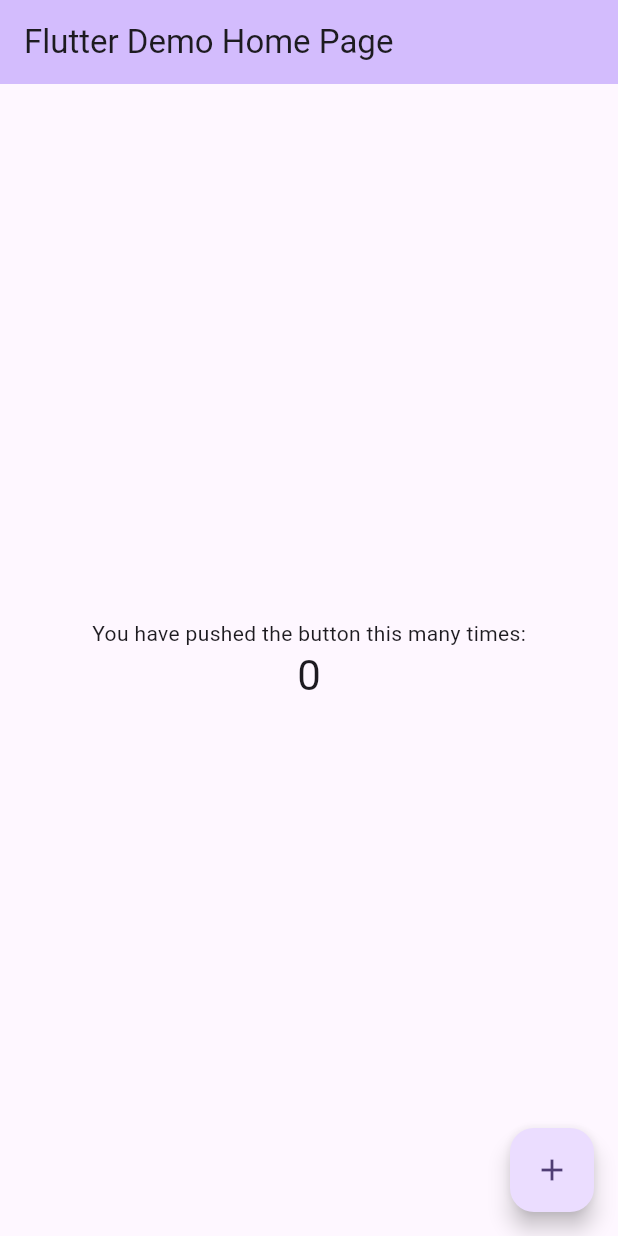
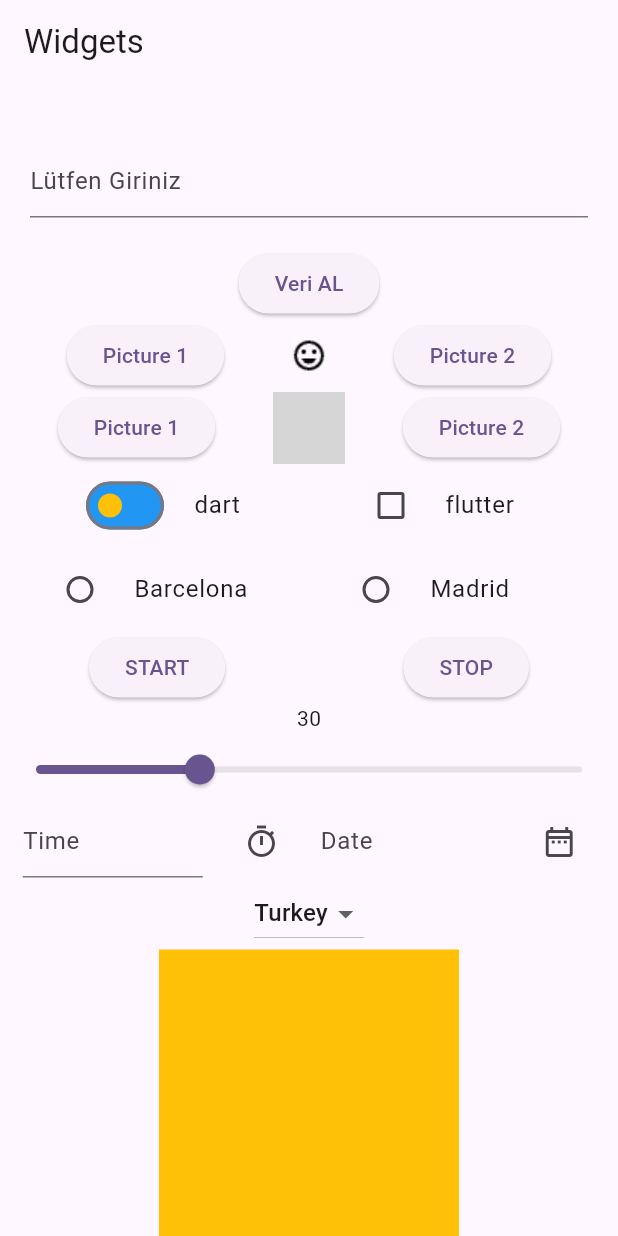
Before and after one commit to sefacr/using_widget, a Flutter app: the screen it shows after launch, on a phone screen of 412 x 824 dp. Run offline on Flutter 3.47's test engine with Material 3 defaults, Android fonts, the phone set to English and light mode, and no system bars; network calls fail; grey boxes are pictures that could not be loaded.

Commit message:
widgets working

```diff
--- a/lib/main.dart
+++ b/lib/main.dart
@@ -1,4 +1,5 @@
 import 'package:flutter/material.dart';
+import 'package:using_widget/mainScreen.dart';
 
 void main() {
   runApp(const MyApp());
@@ -7,119 +8,16 @@
 class MyApp extends StatelessWidget {
   const MyApp({super.key});
 
-  // This widget is the root of your application.
   @override
   Widget build(BuildContext context) {
     return MaterialApp(
       title: 'Flutter Demo',
+      debugShowCheckedModeBanner: false,
       theme: ThemeData(
-        // This is the theme of your application.
-        //
-        // TRY THIS: Try running your application with "flutter run". You'll see
-        // the application has a purple toolbar. Then, without quitting the app,
-        // try changing the seedColor in the colorScheme below to Colors.green
-        // and then invoke "hot reload" (save your changes or press the "hot
-        // reload" button in a Flutter-supported IDE, or press "r" if you used
-        // the command line to start the app).
-        //
-        // Notice that the counter didn't reset back to zero; the application
-        // state is not lost during the reload. To reset the state, use hot
-        // restart instead.
-        //
-        // This works for code too, not just values: Most code changes can be
-        // tested with just a hot reload.
         colorScheme: ColorScheme.fromSeed(seedColor: Colors.deepPurple),
         useMaterial3: true,
       ),
-      home: const MyHomePage(title: 'Flutter Demo Home Page'),
+      home: const MainScreen(),
     );
   }
 }
-
-class MyHomePage extends StatefulWidget {
-  const MyHomePage({super.key, required this.title});
-
-  // This widget is the home page of your application. It is stateful, meaning
-  // that it has a State object (defined below) that contains fields that affect
-  // how it looks.
-
-  // This class is the configuration for the state. It holds the values (in this
-  // case the title) provided by the parent (in this case the App widget) and
-  // used by the build method of the State. Fields in a Widget subclass are
-  // always marked "final".
-
-  final String title;
-
-  @override
-  State<MyHomePage> createState() => _MyHomePageState();
-}
-
-class _MyHomePageState extends State<MyHomePage> {
-  int _counter = 0;
-
-  void _incrementCounter() {
-    setState(() {
-      // This call to setState tells the Flutter framework that something has
-      // changed in this State, which causes it to rerun the build method below
-      // so that the display can reflect the updated values. If we changed
-      // _counter without calling setState(), then the build method would not be
-      // called again, and so nothing would appear to happen.
-      _counter++;
-    });
-  }
-
-  @override
-  Widget build(BuildContext context) {
-    // This method is rerun every time setState is called, for instance as done
-    // by the _incrementCounter method above.
-    //
-    // The Flutter framework has been optimized to make rerunning build methods
-    // fast, so that you can just rebuild anything that needs updating rather
-    // than having to individually change instances of widgets.
-    return Scaffold(
-      appBar: AppBar(
-        // TRY THIS: Try changing the color here to a specific color (to
-        // Colors.amber, perhaps?) and trigger a hot reload to see the AppBar
-        // change color while the other colors stay the same.
-        backgroundColor: Theme.of(context).colorScheme.inversePrimary,
-        // Here we take the value from the MyHomePage object that was created by
-        // the App.build method, and use it to set our appbar title.
-        title: Text(widget.title),
-      ),
-      body: Center(
-        // Center is a layout widget. It takes a single child and positions it
-        // in the middle of the parent.
-        child: Column(
-          // Column is also a layout widget. It takes a list of children and
-          // arranges them vertically. By default, it sizes itself to fit its
-          // children horizontally, and tries to be as tall as its parent.
-          //
-          // Column has various properties to control how it sizes itself and
-          // how it positions its children. Here we use mainAxisAlignment to
-          // center the children vertically; the main axis here is the vertical
-          // axis because Columns are vertical (the cross axis would be
-          // horizontal).
-          //
-          // TRY THIS: Invoke "debug painting" (choose the "Toggle Debug Paint"
-          // action in the IDE, or press "p" in the console), to see the
-          // wireframe for each widget.
-          mainAxisAlignment: MainAxisAlignment.center,
-          children: <Widget>[
-            const Text(
-              'You have pushed the button this many times:',
-            ),
-            Text(
-              '$_counter',
-              style: Theme.of(context).textTheme.headlineMedium,
-            ),
-          ],
-        ),
-      ),
-      floatingActionButton: FloatingActionButton(
-        onPressed: _incrementCounter,
-        tooltip: 'Increment',
-        child: const Icon(Icons.add),
-      ), // This trailing comma makes auto-formatting nicer for build methods.
-    );
-  }
-}
--- /dev/null
+++ b/lib/mainScreen.dart
@@ -0,0 +1,254 @@
+
+import 'package:flutter/material.dart';
+
+class MainScreen extends StatefulWidget {
+  const MainScreen({super.key});
+
+  @override
+  State<MainScreen> createState() => _MainScreenState();
+}
+
+class _MainScreenState extends State<MainScreen> {
+  var tfControl = TextEditingController();
+  String receivedData = "";
+  String pictureName = "happy.png";
+  String pictureName2 = "kofte.png";
+  bool switchControl = false;
+  bool checkboxControl = false;
+  int radioValue = 0;
+  bool progressControl = false;
+  double sliderCount = 30.0;
+  var tfTime = TextEditingController();
+  var tfDate = TextEditingController();
+  var allCountry = <String>[];
+  var selectedCountry = "Turkey";
+
+
+  @override
+  void initState() {
+    super.initState();
+    allCountry.add("Turkey");
+    allCountry.add("Japan");
+    allCountry.add("Italy");
+    allCountry.add("Spain");
+  }
+
+  @override
+  Widget build(BuildContext context) {
+    return Scaffold(
+      appBar: AppBar(title: const Text("Widgets"),),
+      body: SingleChildScrollView(
+        child: Center(child: Column(children: [
+          Text(receivedData),
+          Padding(
+            padding: const EdgeInsets.all(20.0),
+            child: TextField(
+              controller: tfControl,
+              decoration: const InputDecoration(hintText: "Lütfen Giriniz"),
+              keyboardType: TextInputType.number,
+              obscureText: true, // maskeleme için
+              ),
+          ),
+            ElevatedButton(onPressed: (){
+              setState(() {
+                receivedData = tfControl.text;
+              });
+            }, child: const Text("Veri AL")),
+
+
+
+            Row( mainAxisAlignment: MainAxisAlignment.spaceEvenly,
+              children: [
+                ElevatedButton(onPressed: (){
+                  setState(() {
+                    pictureName = "happy.png";
+                  });
+                }, child: const Text("Picture 1")),
+
+                Image.asset("pictures/$pictureName"),
+
+
+                ElevatedButton(onPressed: (){
+                  setState(() {
+                    pictureName = "unhappy.png";
+                  });
+                }, child: const Text("Picture 2")),
+              ],
+            ),
+
+            Row( mainAxisAlignment: MainAxisAlignment.spaceEvenly,
+              children: [
+                ElevatedButton(onPressed: (){
+                  setState(() {
+                    pictureName2 = "kofte.png";
+                  });
+                }, child: const Text("Picture 1")),
+
+                SizedBox(width: 48, height: 48,
+                child: Image.network("http://kasimadalan.pe.hu/yemekler/resimler/$pictureName2"),
+                ),
+
+
+                ElevatedButton(onPressed: (){
+                  setState(() {
+                    pictureName2 = "pizza.png";
+                  });
+                }, child: const Text("Picture 2")),
+              ],
+            ),
+
+            Row( mainAxisAlignment: MainAxisAlignment.spaceEvenly,
+              children: [
+                SizedBox(width: 150,
+                  child: SwitchListTile(
+                    title: const Text("dart"),
+                    controlAffinity: ListTileControlAffinity.leading,
+                    inactiveThumbColor: Colors.amber,
+                    inactiveTrackColor: Colors.blue,
+                    activeTrackColor: Colors.black,
+                    activeColor: Colors.blueGrey,
+                    value: switchControl,
+                    onChanged: (veri){
+                      setState(() {
+                        switchControl = veri;
+                      });
+                    }
+                    ),
+                ),
+                SizedBox(width: 150,
+                  child: CheckboxListTile(
+                    title: const Text("flutter"),
+                    controlAffinity: ListTileControlAffinity.leading,
+                    value: checkboxControl,
+                    onChanged: (veri){
+                      setState(() {
+                        checkboxControl = veri ?? false;
+                      });
+                    }
+                    ),
+                ),
+              ],
+            ),
+
+            Row( mainAxisAlignment: MainAxisAlignment.spaceEvenly,
+              children: [
+                SizedBox(width: 180,
+                  child: RadioListTile(
+                    title: const Text("Barcelona"),
+                    value: 1,
+                    groupValue: radioValue,
+                    onChanged: (veri){
+                      setState(() {
+                        radioValue = veri!;
+                      });
+                    }
+                    ),
+                ),
+                SizedBox(width: 180,
+                  child: RadioListTile(
+                    title: const Text("Madrid"),
+                    value: 2,
+                    groupValue: radioValue,
+                    onChanged: (veri){
+                      setState(() {
+                        radioValue = veri!;
+                      });
+                    }
+                    ),
+                ),
+              ],
+            ),
+
+            Row( mainAxisAlignment: MainAxisAlignment.spaceEvenly,
+              children: [
+                ElevatedButton(onPressed: (){
+                  setState(() {
+                    progressControl = true;
+                  });
+                }, child: const Text("START")),
+
+                Visibility(visible: progressControl, child: const CircularProgressIndicator(
+                  color: Colors.amber,
+                )),
+
+                ElevatedButton(onPressed: (){
+                  setState(() {
+                    progressControl = false;
+                  });
+                }, child: const Text("STOP")),
+              ],
+            ),
+
+            Text(sliderCount.toInt().toString()),
+            Slider(max: 100.0, min: 0.0, value: sliderCount, onChanged: (veri){
+              setState(() {
+                sliderCount = veri;
+              });
+            }),
+
+            Row( mainAxisAlignment: MainAxisAlignment.spaceEvenly,
+              children: [
+                SizedBox( width: 120,
+                  child: TextField(controller: tfTime, decoration: InputDecoration(hintText: "Time"),)
+                ),
+                IconButton(onPressed: (){
+                  showTimePicker(context: context, initialTime: TimeOfDay.fromDateTime(DateTime.now())).
+                  then((value) {
+                    tfTime.text = "${value!.hour} : ${value.minute}";
+                  });
+                }, icon: Icon(Icons.timer_outlined)),
+
+                SizedBox( width: 120,
+                  child: TextField(controller: tfDate, decoration: InputDecoration.collapsed(hintText: "Date"),)
+                ),
+                IconButton(onPressed: (){
+                  showDatePicker(context: context, initialDate: DateTime.now(), firstDate: DateTime(2000), lastDate: DateTime(2100)).
+                  then((value) {
+                    tfDate.text = "${value!.day}/${value.month}/${value.year}";
+                  });
+                }, icon: Icon(Icons.date_range_outlined)),
+
+              ],
+            ),
+
+            DropdownButton(
+              value: selectedCountry,
+              icon: const Icon(Icons.arrow_drop_down),
+              items: allCountry.map((country) {
+                return DropdownMenuItem(value: country ,child: Text(country));
+              }).toList(),
+              onChanged: (veri){
+                setState(() {
+                  selectedCountry = veri!;
+                });
+              }
+            ),
+
+            GestureDetector(
+              onTap: () {
+                print("one click");
+              },
+              onDoubleTap: () {
+                print("double click");
+              },
+              onLongPress: (){
+                print("long click");
+              },
+              child: Container(width: 200, height: 200, color: Colors.amber,)),
+
+            ElevatedButton(onPressed: (){
+                  //setState(() {
+                    print("****************");
+                    print("Switch Control: $switchControl");
+                    print("Checkbox Control: $checkboxControl");
+                    print("RadioButton Control: $radioValue");
+                    print("Slider Control: $sliderCount");
+                    print("SelectedCountry Control: $selectedCountry");
+                  //});
+                }, child: const Text("Print")),
+
+        ],)),
+      ),
+    );
+  }
+}
--- a/pubspec.yaml
+++ b/pubspec.yaml
@@ -58,6 +58,8 @@ flutter:
   # the material Icons class.
   uses-material-design: true
 
+  assets:
+    - pictures/
   # To add assets to your application, add an assets section, like this:
   # assets:
   #   - images/a_dot_burr.jpeg
```
Also changed, not shown: pictures/happy.png (added), pictures/unhappy.png (added).
